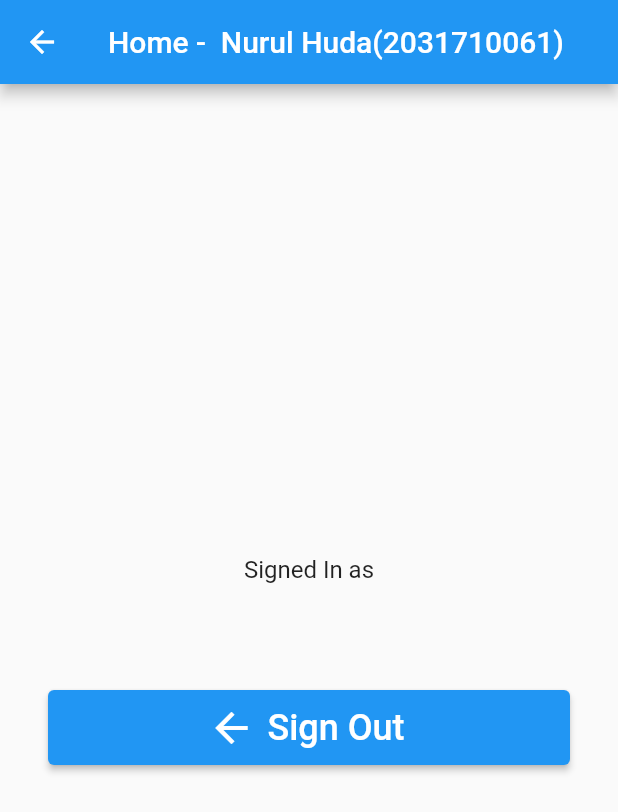
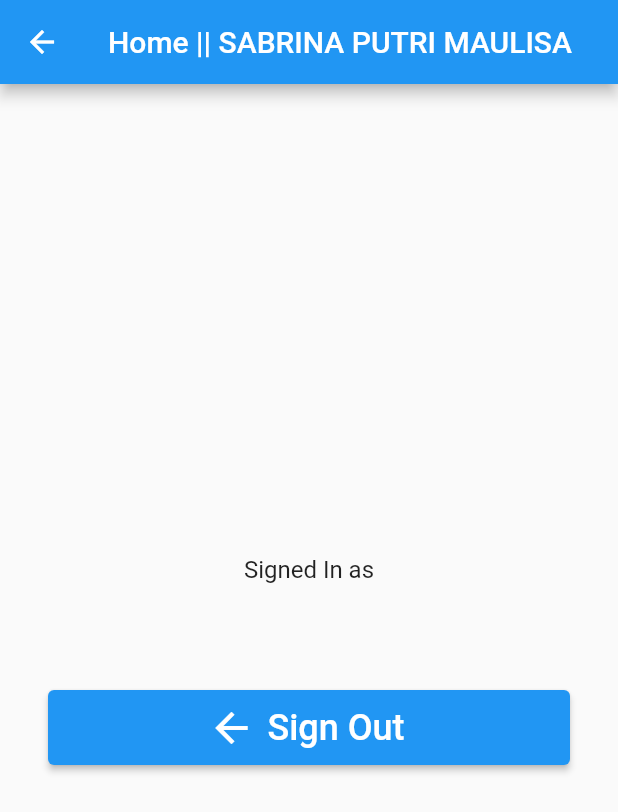
Before and after one commit to sabrinaputrimaulisa/08-firebase-flutter, a Flutter app: the HomeScreen screen opened directly, on a phone screen of 412 x 824 dp. Shown: the top 812 px of the screen. Run offline on Flutter 3.47's test engine with Material 2 defaults, Android fonts, the phone set to English and light mode, and no system bars; our stand-ins replace firebase_auth, firebase_core, google_sign_in; accounts and stored records are empty.

Commit message:
pengumpulan tugas

```diff
--- a/lib/first_screen.dart
+++ b/lib/first_screen.dart
@@ -1,8 +1,8 @@
 // ignore_for_file: deprecated_member_use
 
 import 'package:flutter/material.dart';
-import 'package:firebase_flutter/login_page.dart';
-import 'package:firebase_flutter/sign_in.dart';
+import 'login_page.dart';
+import 'sign_in.dart';
 
 class FirstScreen extends StatelessWidget {
   const FirstScreen({Key? key}) : super(key: key);
--- a/lib/home_screen.dart
+++ b/lib/home_screen.dart
@@ -10,7 +10,7 @@ class HomeScreen extends StatelessWidget {
 
     return Scaffold(
       appBar: AppBar(
-        title: const Text('Home -  Nurul Huda(2031710061)'),
+        title: const Text('Home || SABRINA PUTRI MAULISA'),
       ),
       body: Padding(
         padding: const EdgeInsets.all(32),
--- a/lib/login_email.dart
+++ b/lib/login_email.dart
@@ -2,7 +2,7 @@
 
 import 'package:firebase_auth/firebase_auth.dart';
 import 'package:flutter/material.dart';
-import 'package:firebase_flutter/main.dart';
+import 'main.dart';
 
 class LoginEmail extends StatefulWidget {
   const LoginEmail({Key? key}) : super(key: key);
```
Also changed, not shown: lib/login_page.dart (+4 -4 lines), pubspec.yaml (+8 -4 lines), img/a.jpeg (added), img/b.jpeg (added), img/c.jpeg (added), img/d.jpeg (added), img/e.jpeg (added), lib/main.dart (line endings or trailing spaces), pubspec.lock, 5 other files.
